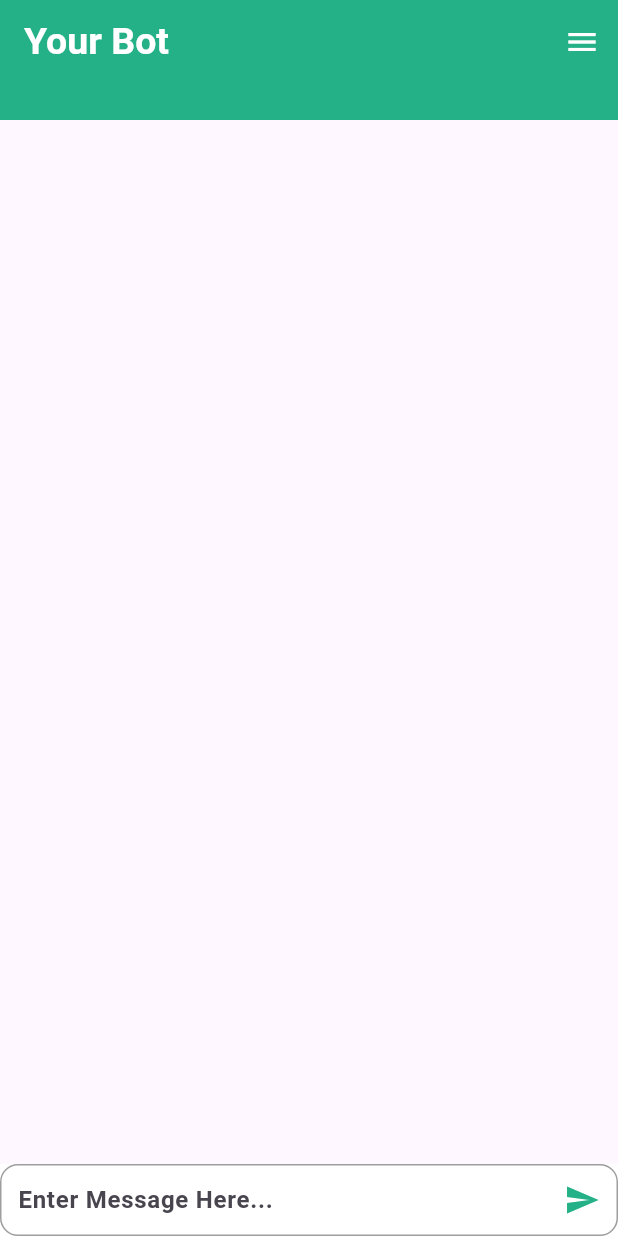
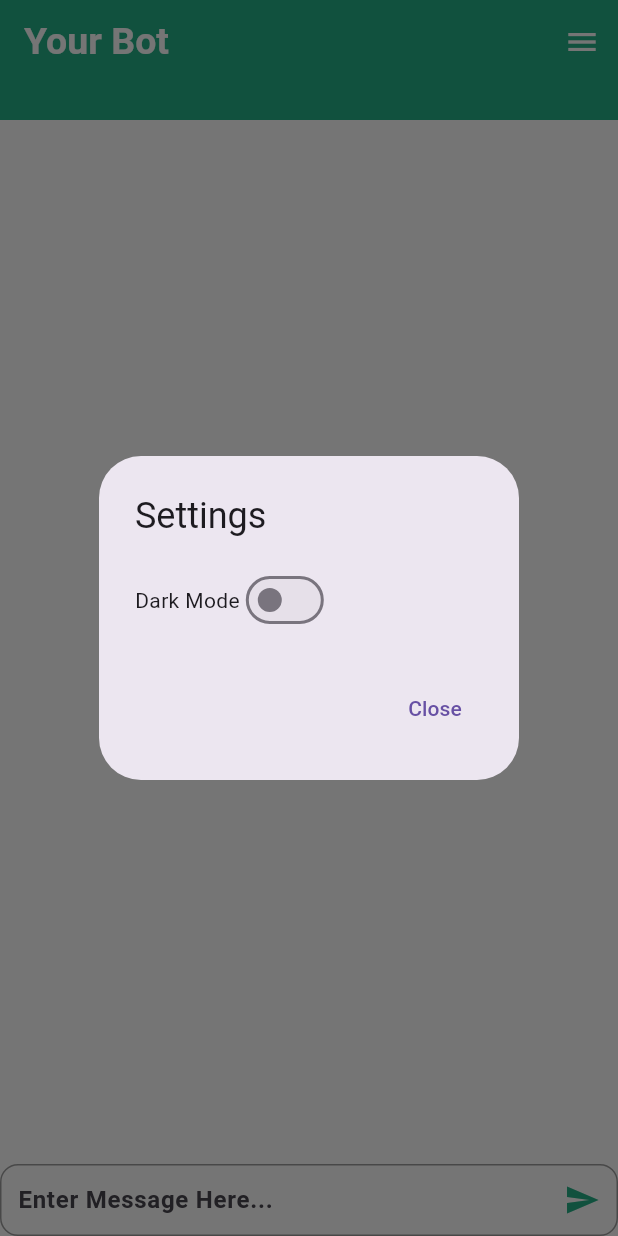
Before and after one commit to AzzamHussain/ChatbotApplication, a Flutter app: the screen it shows after launch, in the side drawer, after a tap on "Settings", on a phone screen of 412 x 824 dp. Run offline on Flutter 3.47's test engine with Material 3 defaults, Android fonts, the phone set to English and light mode, and no system bars; our stand-ins replace animated_text_kit, get, google_generative_ai.

Commit message:
adding dark mode

```diff
--- a/lib/controller/chat_controller.dart
+++ b/lib/controller/chat_controller.dart
@@ -30,10 +30,9 @@
     update();
     chatFieldController.clear();
     final model = GenerativeModel(
-       //api with apikey comes here
+        //api with apikey comes here
         model: 'gemini-1.5-flash',
-        apiKey:
-       );
+        apiKey: );
     final content = [Content.text('${chatMessage}')];
     final response = await model.generateContent(content);
     if (response != null) {
--- a/lib/main.dart
+++ b/lib/main.dart
@@ -1,15 +1,21 @@
 import 'package:chatbotapp/routes/pages.dart';
+import 'package:chatbotapp/themes/theme.dart';
+import 'package:chatbotapp/themes/theme_controller.dart';
 import 'package:chatbotapp/view/splash_screen.dart';
 import 'package:flutter/material.dart';
-import 'package:get/get_navigation/get_navigation.dart';
+import 'package:get/get.dart'; // Import GetX package
 
 void main() {
   runApp(MyApp());
 }
 
 class MyApp extends StatelessWidget {
+  // Create an instance of ThemeController
+  final ThemeController themeController = Get.put(ThemeController());
+
   @override
   Widget build(BuildContext context) {
+    return Obx(() {
       return GetMaterialApp(
         title: 'Chatbot App',
         initialRoute: '/',
@@ -20,7 +26,13 @@
           ),
           ...AppPages.routes, // Use the routes from AppPages
         ],
+        theme: lightTheme, // Apply light theme
+        darkTheme: darkTheme, // Apply dark theme
+        themeMode: themeController.isDarkMode.value
+            ? ThemeMode.dark
+            : ThemeMode.light, // Use GetX to switch themes
         debugShowCheckedModeBanner: false,
       );
+    });
   }
 }
--- /dev/null
+++ b/lib/themes/theme.dart
@@ -0,0 +1,21 @@
+import 'package:flutter/material.dart';
+
+// Define the light theme
+final ThemeData lightTheme = ThemeData(
+  primarySwatch: Colors.teal,
+  brightness: Brightness.light,
+  appBarTheme: AppBarTheme(
+    backgroundColor: Color.fromARGB(255, 37, 177, 135),
+  ),
+  scaffoldBackgroundColor: Colors.white,
+);
+
+// Define the dark theme
+final ThemeData darkTheme = ThemeData(
+  primarySwatch: Colors.teal,
+  brightness: Brightness.dark,
+  appBarTheme: AppBarTheme(
+    backgroundColor: Colors.black,
+  ),
+  scaffoldBackgroundColor: Color(0xFF121212),
+);
--- /dev/null
+++ b/lib/themes/theme_controller.dart
@@ -0,0 +1,16 @@
+import 'package:flutter/material.dart';
+import 'package:get/get.dart';
+
+// ThemeController class to handle theme switching
+class ThemeController extends GetxController {
+  // Reactive variable for storing the theme state
+  var isDarkMode = false.obs;
+
+  // Method to toggle theme
+  void toggleTheme() {
+    isDarkMode.value = !isDarkMode.value;
+    Get.changeThemeMode(
+      isDarkMode.value ? ThemeMode.dark : ThemeMode.light,
+    );
+  }
+}
--- a/lib/view/chat_screen.dart
+++ b/lib/view/chat_screen.dart
@@ -1,5 +1,6 @@
 import 'package:chatbotapp/components/chat_bubble.dart';
 import 'package:chatbotapp/controller/chat_controller.dart';
+import 'package:chatbotapp/themes/theme_controller.dart';
 import 'package:flutter/material.dart';
 import 'package:get/get.dart';
 
@@ -8,6 +9,8 @@
 
   @override
   Widget build(BuildContext context) {
+    final ThemeController themeController = Get.find<ThemeController>();
+
     return GetBuilder<ChatController>(builder: (cont) {
       return Scaffold(
         appBar: PreferredSize(
@@ -70,7 +73,9 @@
                 onTap: () {
                   // Handle Settings tap
                   print('Settings tapped');
-                  Navigator.pop(context); // Close the drawer
+                  Navigator.pop(context);
+                  _showSettings(context, themeController);
+                  // Close the drawer
                 },
               ),
               ListTile(
@@ -144,4 +149,36 @@
       );
     });
   }
+
+  // Function to show settings dialog with theme toggle
+  void _showSettings(BuildContext context, ThemeController themeController) {
+    showDialog(
+      context: context,
+      builder: (BuildContext context) {
+        return AlertDialog(
+          title: Text('Settings'),
+          content: Row(
+            children: [
+              Text('Dark Mode'),
+              Obx(() => Switch(
+                    value: themeController.isDarkMode.value,
+                    onChanged: (value) {
+                      themeController.toggleTheme(); // Toggle the theme
+                      Navigator.of(context).pop(); // Close the dialog
+                    },
+                  )),
+            ],
+          ),
+          actions: <Widget>[
+            TextButton(
+              child: Text('Close'),
+              onPressed: () {
+                Navigator.of(context).pop();
+              },
+            ),
+          ],
+        );
+      },
+    );
+  }
 }
```
Lines whose indentation alone changed are shown as unchanged.
